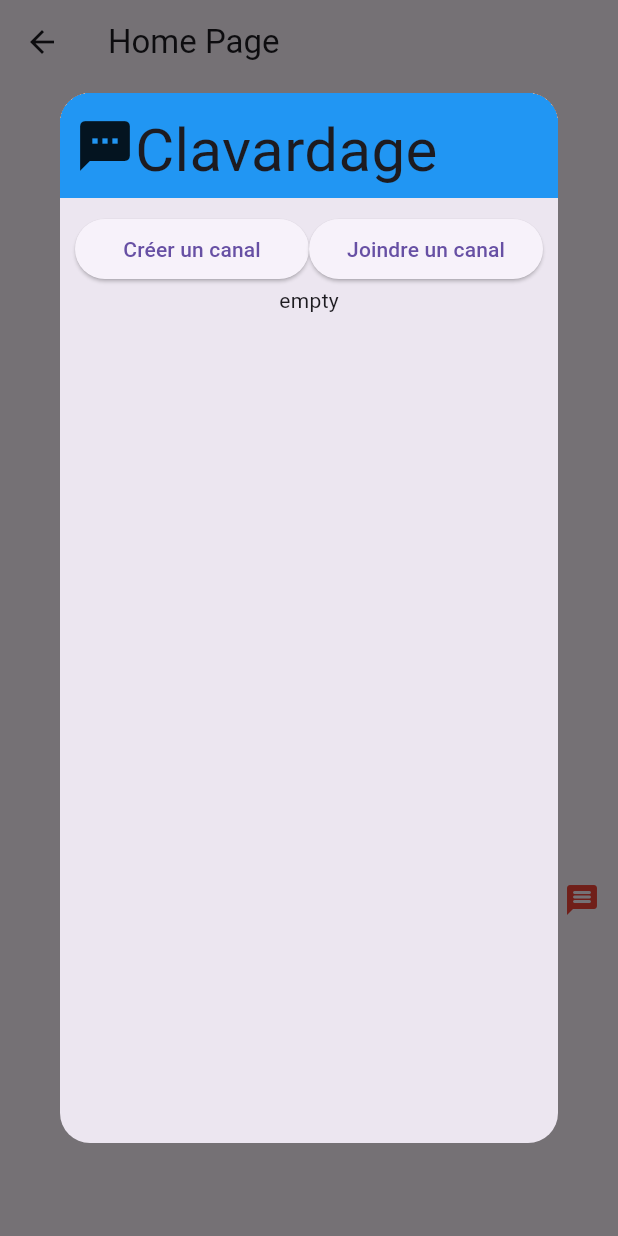
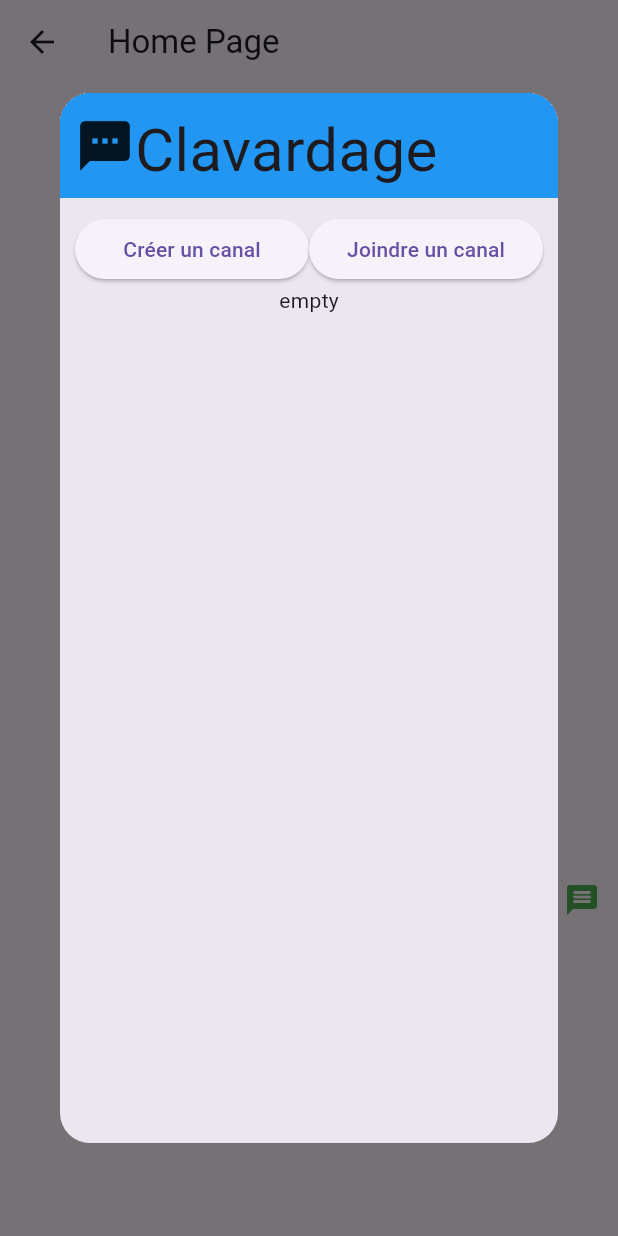
Before and after one commit to ArmanLidder/QuizApp, a Flutter app: the HomePage screen opened by its route, after a tap on the "message" icon, on a phone screen of 412 x 824 dp. Run offline on Flutter 3.47's test engine with Material 3 defaults, Android fonts, the phone set to English and light mode, and no system bars; our stand-ins replace audioplayers, cloud_firestore, firebase_auth, firebase_core, firebase_storage, fl_chart and 6 more; missing offline and left inert: dart:ffi; accounts and stored records are empty; generated files the repository leaves out were written again.

Commit message:
Made chat change colors when there are unread notifications

```diff
--- a/projet/client_leger/polyquiz/lib/widgets/chat_widgets/chat_popup.dart
+++ b/projet/client_leger/polyquiz/lib/widgets/chat_widgets/chat_popup.dart
@@ -1,4 +1,6 @@
 import 'package:flutter/material.dart';
+import 'package:get/get.dart';
+import 'package:polyquiz/services/notification_service.dart';
 import 'package:polyquiz/widgets/chat_widgets/chat_widget.dart';
 
 class ChatPopup extends StatefulWidget {
@@ -10,6 +12,7 @@ class ChatPopup extends StatefulWidget {
 
 class _ChatPopupState extends State<ChatPopup> {
   bool _isChatOpen = false;
+  NotificationService notificationService = NotificationService.instance;
 
   @override
   Widget build(BuildContext context) {
@@ -24,11 +27,11 @@ class _ChatPopupState extends State<ChatPopup> {
   }
 
   Widget buildHoveringButton(BuildContext context) {
-    return IconButton(
+    return Obx(() => IconButton(
         onPressed: () => openChat(context),
         icon: Icon(Icons.message_rounded),
-        color: _isChatOpen ? Colors.red : Colors.green,
-    );
+        color: notificationService.hasUnreadChannels.value ? Colors.red : Colors.green,
+    ));
   }
 
   void openChat(BuildContext context) {
```
